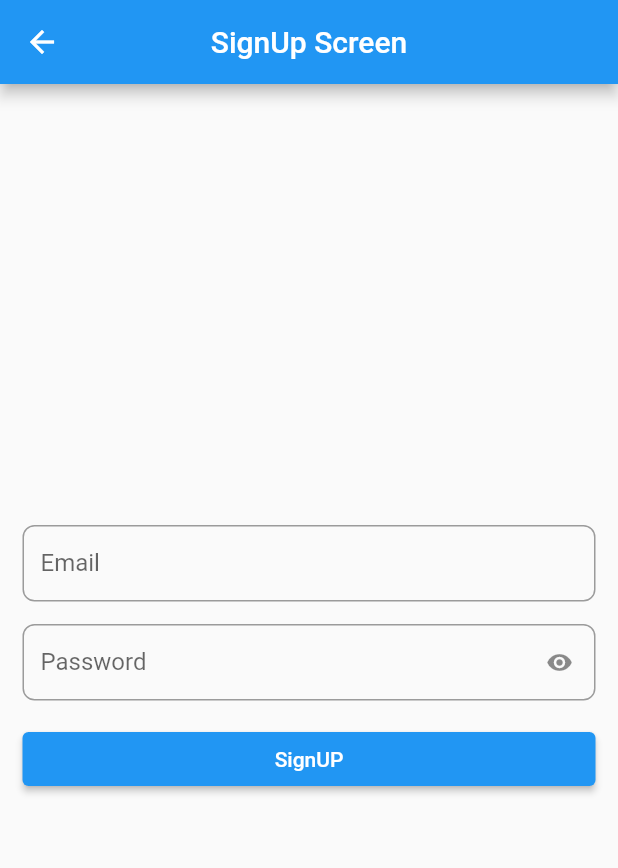
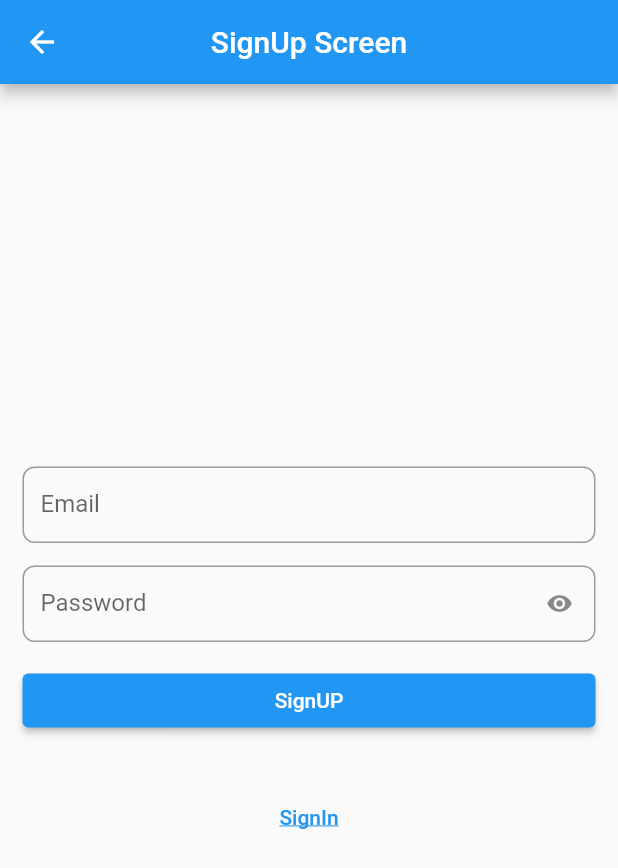
Before and after one commit to AhsanMehmoodQureshi/mvvm, a Flutter app: the screen it shows after launch, after a tap on "SignUp", on a phone screen of 412 x 824 dp. Shown: the top 868 px of the screen. Run offline on Flutter 3.47's test engine with Material 2 defaults, Android fonts, the phone set to English and light mode, and no system bars; our stand-ins replace device_info_plus, flutter_easyloading, flutter_local_notifications, flutter_native_timezone, fluttertoast, shared_preferences and 1 more.

```diff
--- a/lib/data/network/BaseApiServices.dart
+++ b/lib/data/network/BaseApiServices.dart
@@ -1,7 +1,6 @@
 
 
 abstract class BaseApiServices{
-
 
   Future<dynamic> getGetApiResponse(String url);
 
--- a/lib/data/network/NetworkApiServices.dart
+++ b/lib/data/network/NetworkApiServices.dart
@@ -9,7 +9,6 @@ import 'package:provider_apps/data/network/BaseApiServices.dart';
 import 'package:http/http.dart'as http;
 
 class NetworkApiService extends BaseApiServices{
-
 
   @override
   Future getGetApiResponse(String url,) async{
--- a/lib/data/response/api_response.dart
+++ b/lib/data/response/api_response.dart
@@ -21,4 +21,5 @@ class ApiResponse<T>{
   String toString(){
     return "Status : $status \n Message : $message \n Data: $data";
   }
+
 }
--- a/lib/main.dart
+++ b/lib/main.dart
@@ -11,6 +11,7 @@ import 'package:provider_apps/utils/routes/routes.dart';
 import 'package:provider_apps/utils/routes/routes_name.dart';
 import 'package:provider_apps/view/login_screen.dart';
 import 'package:provider_apps/view_model/auth_view_model.dart';
+import 'package:provider_apps/view_model/user_view_model.dart';
 import 'screen/myhomePage.dart';
 
 void main() {
@@ -31,6 +32,7 @@ class MyApp extends StatelessWidget {
     ChangeNotifierProvider(create: (_) => AuthProvider()),
     /// Provider End Learning
     ChangeNotifierProvider(create: (_) => AuthViewModel()),
+    ChangeNotifierProvider(create: (_) => UserViewModel()),
     ],
       child: MaterialApp(
         debugShowCheckedModeBanner: false,
@@ -39,7 +41,7 @@ class MyApp extends StatelessWidget {
           primarySwatch: Colors.blue,
         ),
         home:  const LoginScreen(),
-        initialRoute: RoutesName.login,
+        initialRoute: RoutesName.splash,
        onGenerateRoute: Routes.generateRoute,
       ),
     );
--- a/lib/utils/routes/routes.dart
+++ b/lib/utils/routes/routes.dart
@@ -5,17 +5,19 @@ import 'package:provider_apps/utils/routes/routes_name.dart';
 import 'package:provider_apps/view/home_screen.dart';
 import 'package:provider_apps/view/login_screen.dart';
 import 'package:provider_apps/view/signUp.dart';
+import 'package:provider_apps/view/splash_screen.dart';
 
 class Routes{
   static MaterialPageRoute generateRoute(RouteSettings settings){
-
     switch(settings.name){
-      case RoutesName.home:
-    return MaterialPageRoute(builder: (BuildContext context)=> const HomeScreen());
+      case RoutesName.splash:
+        return MaterialPageRoute(builder: (BuildContext context)=> const SplashScreen());
       case RoutesName.login:
         return MaterialPageRoute(builder: (BuildContext context)=> const LoginScreen());
       case RoutesName.signUp:
         return MaterialPageRoute(builder: (BuildContext context)=> const SignUp());
+      case RoutesName.home:
+        return MaterialPageRoute(builder: (BuildContext context)=> const HomeScreen());
       default :
         return MaterialPageRoute(builder: (_){
           return const Scaffold(
--- a/lib/view/login_screen.dart
+++ b/lib/view/login_screen.dart
@@ -7,7 +7,9 @@ import 'package:provider_apps/resource/components/round_button.dart';
 import 'package:provider_apps/utils/routes/routes_name.dart';
 import 'package:provider_apps/view_model/auth_view_model.dart';
 
+import '../model/user_model.dart';
 import '../utils/utils.dart';
+import '../view_model/user_view_model.dart';
 
 class LoginScreen extends StatefulWidget {
   const LoginScreen({Key? key}) : super(key: key);
@@ -87,6 +89,7 @@ class _LoginScreenState extends State<LoginScreen> {
               }
               else{
                // Utils.toast('Data Entered Successfully');
+
                 Map data={
                   'email':_emailController.value.text,
                   'password':_passwordController.value.text,
@@ -97,7 +100,7 @@ class _LoginScreenState extends State<LoginScreen> {
             const SizedBox(height: 30,),
             TextButton(onPressed: (){
               Navigator.pushNamed(context, RoutesName.signUp);
-            }, child: Text('SignUp',style: TextStyle(decoration: TextDecoration.underline),))
+            }, child: const Text('SignUp',style: TextStyle(decoration: TextDecoration.underline),))
           ],
         ),
       )
--- a/lib/view/signUp.dart
+++ b/lib/view/signUp.dart
@@ -2,8 +2,10 @@
 
 import 'package:flutter/material.dart';
 import 'package:provider/provider.dart';
+import 'package:provider_apps/view/login_screen.dart';
 
 import '../resource/components/round_button.dart';
+import '../utils/routes/routes_name.dart';
 import '../utils/utils.dart';
 import '../view_model/auth_view_model.dart';
 
@@ -91,7 +93,15 @@ class _SignUpState extends State<SignUp> {
                       };
                       authViewModel.signUpApi(data,context);
                     }
-                  })
+                  }),
+              const SizedBox(height: 30,),
+              TextButton(onPressed: (){
+               /* Navigator. pushAndRemoveUntil<dynamic>(
+                  context, MaterialPageRoute<dynamic>(
+                    builder: (BuildContext context) => const LoginScreen(),),
+                      (route) => false,);*/
+                Navigator.pushNamed(context, RoutesName.login);
+              }, child: const Text('SignIn',style: TextStyle(decoration: TextDecoration.underline),))
             ],
           ),
         )
--- a/lib/view/splash_screen.dart
+++ b/lib/view/splash_screen.dart
@@ -1,5 +1,7 @@
 
-import 'package:flutter/cupertino.dart';
+import 'package:flutter/material.dart';
+
+import '../view_model/services/splash_services.dart';
 
 class SplashScreen extends StatefulWidget {
   const SplashScreen({Key? key}) : super(key: key);
@@ -9,8 +11,18 @@ class SplashScreen extends StatefulWidget {
 }
 
 class _SplashScreenState extends State<SplashScreen> {
+  SplashServices splashServices = SplashServices();
+  @override
+  void initState(){
+    super.initState();
+    splashServices.authentication(context);
+  }
   @override
   Widget build(BuildContext context) {
-    return Container();
+    return  SafeArea(child: Scaffold(
+      body: Center(
+        child: Text('Splash Screen',style: TextStyle(fontSize: 30,fontWeight: FontWeight.bold,color: Theme.of(context).primaryColor),),
+      ),
+    ));
   }
 }
--- a/lib/view_model/auth_view_model.dart
+++ b/lib/view_model/auth_view_model.dart
@@ -4,6 +4,9 @@ import 'package:flutter/foundation.dart';
 import 'package:provider_apps/repository/auth_repository.dart';
 import 'package:provider_apps/utils/routes/routes_name.dart';
 import 'package:provider_apps/utils/utils.dart';
+import 'package:provider_apps/view_model/user_view_model.dart';
+
+import '../model/user_model.dart';
 
 class AuthViewModel with ChangeNotifier{
   final _myRepo=AuthRepository();
@@ -21,6 +24,7 @@ class AuthViewModel with ChangeNotifier{
     _signUpLoading=value;
     notifyListeners();
   }
+
   Future<void> loginApi(dynamic data ,BuildContext context) async{
     setLoading(true);
     _myRepo.loginApi(data).then((value) {
--- /dev/null
+++ b/lib/view_model/services/splash_services.dart
@@ -0,0 +1,30 @@
+
+
+import 'package:flutter/cupertino.dart';
+import 'package:flutter/foundation.dart';
+import 'package:provider_apps/utils/routes/routes_name.dart';
+import 'package:provider_apps/view_model/user_view_model.dart';
+
+import '../../model/user_model.dart';
+
+class SplashServices{
+  Future<UserModel> getUserModel()=> UserViewModel().getUser();
+
+  void authentication(BuildContext context) {
+    getUserModel().then((value) async {
+      if(value.token=='null'){
+        await Future.delayed(const Duration(seconds: 5),(){
+          Navigator.pushNamed(context, RoutesName.login);
+        });
+      }else{
+        await Future.delayed(const Duration(seconds: 5),(){
+        Navigator.pushNamed(context, RoutesName.home);
+        });
+      }
+    }).onError((error, stackTrace) {
+      if(kDebugMode){
+        print('Error$error');
+      }
+    });
+  }
+}
```
Also changed, not shown: lib/repository/auth_repository.dart (+15 -12 lines), lib/view/home_screen.dart (+10 -2 lines), lib/view_model/user_view_model.dart (+4 -4 lines).
